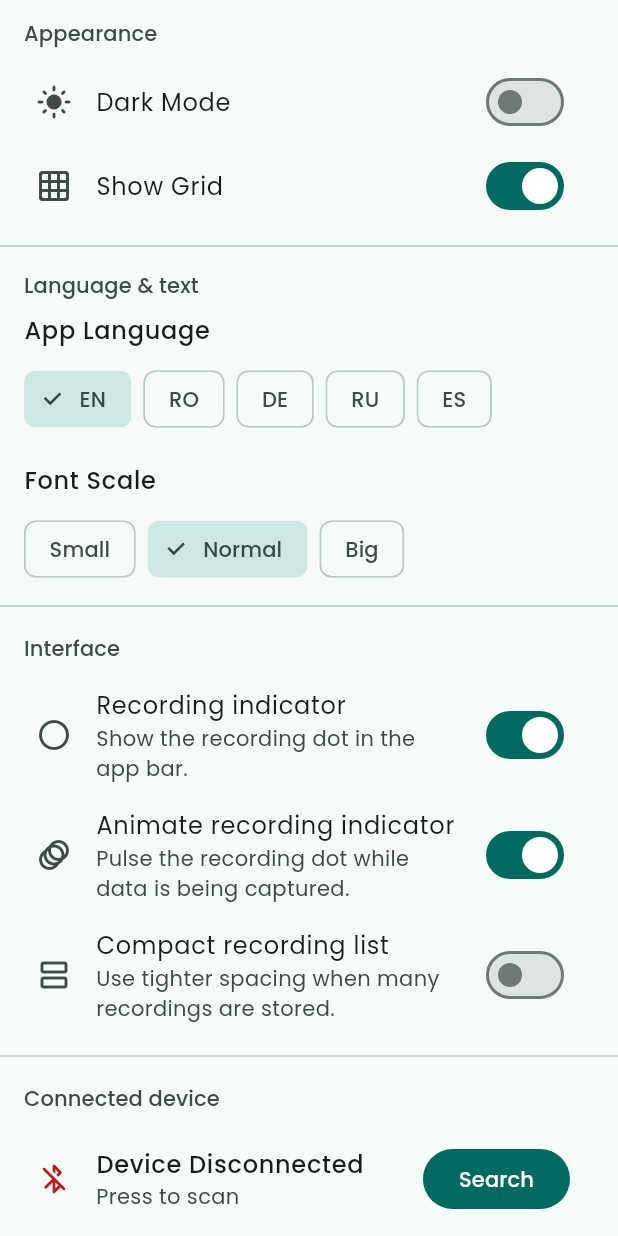
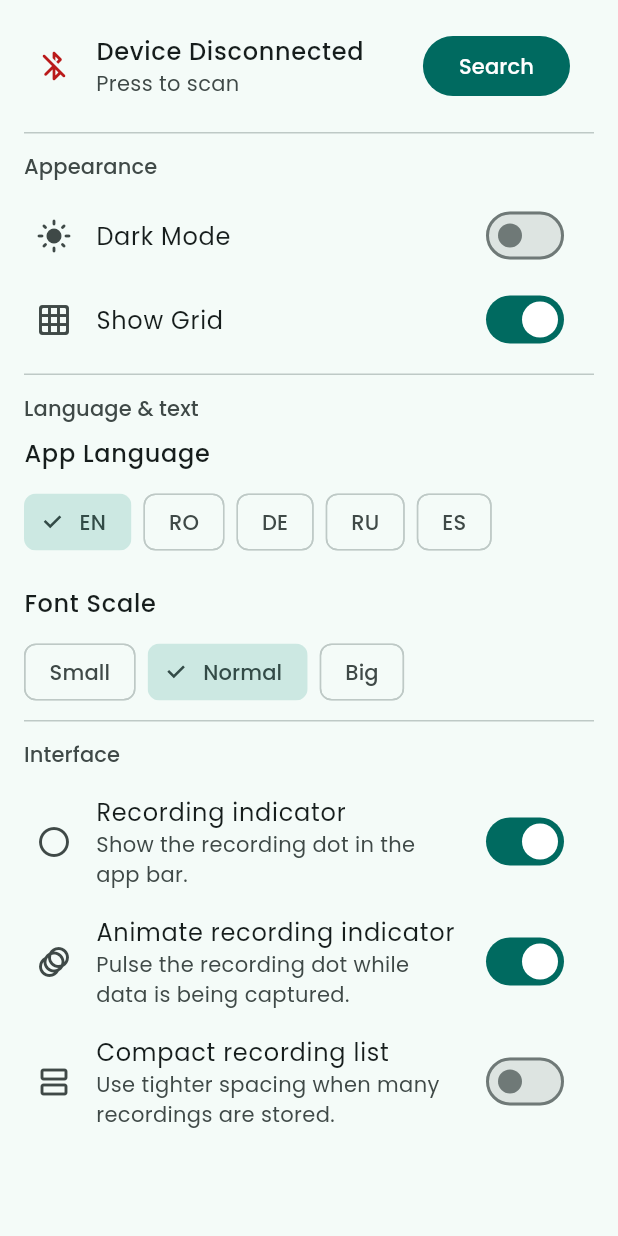
Before and after one commit to ValyMnDul/ApexCardio, a Flutter app: the Settings widget shown alone on an empty page, opened directly, after a tap on "EN", on a phone screen of 412 x 824 dp. Run offline on Flutter 3.47's test engine with Material 3 defaults, Android fonts, the phone set to English and light mode, and no system bars; our stand-ins replace flutter_blue_plus, pdf, permission_handler, printing, share_plus, shared_preferences and 1 more; missing offline and left inert: file_selector, flutter_foreground_task; accounts and stored records are empty; statements that could not run were skipped.

Commit message:
feat: simplify BLE provider settings and enhance UI for connected device status

```diff
--- a/mobile/lib/tabs/settings.dart
+++ b/mobile/lib/tabs/settings.dart
@@ -365,162 +365,6 @@ class _SettingsState extends State<Settings> {
           28,
         ),
         children: [
-          _SectionHeader(
-            label: languageProvider.translate(
-              "appearance_section",
-            ),
-          ),
-          _SettingsSwitchRow(
-            icon: themeProvider.darkmode
-                ? Icons.dark_mode_rounded
-                : Icons.light_mode_rounded,
-            label: languageProvider.translate(
-              "dark_mode",
-            ),
-            value:
-                themeProvider.darkmode,
-            onChanged:
-                themeProvider.setDarkMode,
-          ),
-          _SettingsSwitchRow(
-            icon: liveEcgProvider.showGrid
-                ? Icons.grid_on_rounded
-                : Icons.grid_off_rounded,
-            label: languageProvider.translate(
-              "show_grid_title",
-            ),
-            value:
-                liveEcgProvider.showGrid,
-            onChanged:
-                liveEcgProvider.toggleGrid,
-          ),
-          Divider(
-            height: 24,
-            color: scheme.outlineVariant,
-          ),
-          _SectionHeader(
-            label: languageProvider.translate(
-              "language_text_section",
-            ),
-          ),
-          _ChoiceSetting<String>(
-            title:
-                languageProvider.translate(
-              "language_title",
-            ),
-            values: const [
-              "EN",
-              "RO",
-              "DE",
-              "RU",
-              "ES",
-            ],
-            selected:
-                languageProvider.currentLang,
-            labelBuilder:
-                (value) => value,
-            onSelected:
-                languageProvider.setLanguage,
-          ),
-          const SizedBox(height: 18),
-          _ChoiceSetting<double>(
-            title:
-                languageProvider.translate(
-              "font_scale_title",
-            ),
-            values: const [
-              0.85,
-              1.0,
-              1.15,
-            ],
-            selected:
-                fontScaleProvider.fontScale,
-            labelBuilder: (value) {
-              if (value < 1) {
-                return languageProvider
-                    .translate(
-                  "font_scale_title_small",
-                );
-              }
-
-              if (value > 1) {
-                return languageProvider
-                    .translate(
-                  "font_scale_title_big",
-                );
-              }
-
-              return languageProvider
-                  .translate(
-                "font_scale_title_normal",
-              );
-            },
-            onSelected:
-                fontScaleProvider
-                    .setFontScale,
-          ),
-          Divider(
-            height: 28,
-            color: scheme.outlineVariant,
-          ),
-          _SectionHeader(
-            label: languageProvider.translate(
-              "ui_section",
-            ),
-          ),
-          _SettingsSwitchRow(
-            icon: Icons.circle_outlined,
-            label: languageProvider.translate(
-              "recording_indicator",
-            ),
-            subtitle:
-                languageProvider.translate(
-              "recording_indicator_desc",
-            ),
-            value:
-                uiPreferences.showRecordingIndicator,
-            onChanged:
-                uiPreferences
-                    .setShowRecordingIndicator,
-          ),
-          _SettingsSwitchRow(
-            icon: Icons.animation_rounded,
-            label: languageProvider.translate(
-              "recording_indicator_animation",
-            ),
-            subtitle:
-                languageProvider.translate(
-              "recording_indicator_animation_desc",
-            ),
-            value:
-                uiPreferences.animateRecordingIndicator,
-            onChanged:
-                uiPreferences
-                    .setAnimateRecordingIndicator,
-          ),
-          _SettingsSwitchRow(
-            icon: Icons.view_agenda_outlined,
-            label: languageProvider.translate(
-              "compact_recordings",
-            ),
-            subtitle:
-                languageProvider.translate(
-              "compact_recordings_desc",
-            ),
-            value:
-                uiPreferences.compactRecordingList,
-            onChanged:
-                uiPreferences.setCompactRecordingList,
-          ),
-          Divider(
-            height: 28,
-            color: scheme.outlineVariant,
-          ),
-          _SectionHeader(
-            label: languageProvider.translate(
-              "connected_device",
-            ),
-          ),
           Padding(
             padding:
                 const EdgeInsets.symmetric(
@@ -606,43 +450,190 @@ class _SettingsState extends State<Settings> {
               ),
             ),
           ),
-          const SizedBox(height: 4),
+          _InsetDivider(
+            color:
+                scheme.outlineVariant,
+          ),
           _SectionHeader(
             label: languageProvider.translate(
-              "device_behavior",
+              "appearance_section",
             ),
           ),
           _SettingsSwitchRow(
-            icon: Icons.sync_rounded,
+            icon: themeProvider.darkmode
+                ? Icons.dark_mode_rounded
+                : Icons.light_mode_rounded,
             label: languageProvider.translate(
-              "auto_reconnect",
+              "dark_mode",
+            ),
+            value:
+                themeProvider.darkmode,
+            onChanged:
+                themeProvider.setDarkMode,
+          ),
+          _SettingsSwitchRow(
+            icon: liveEcgProvider.showGrid
+                ? Icons.grid_on_rounded
+                : Icons.grid_off_rounded,
+            label: languageProvider.translate(
+              "show_grid_title",
+            ),
+            value:
+                liveEcgProvider.showGrid,
+            onChanged:
+                liveEcgProvider.toggleGrid,
+          ),
+          _InsetDivider(
+            color:
+                scheme.outlineVariant,
+          ),
+          _SectionHeader(
+            label: languageProvider.translate(
+              "language_text_section",
+            ),
+          ),
+          _ChoiceSetting<String>(
+            title:
+                languageProvider.translate(
+              "language_title",
+            ),
+            values: const [
+              "EN",
+              "RO",
+              "DE",
+              "RU",
+              "ES",
+            ],
+            selected:
+                languageProvider.currentLang,
+            labelBuilder:
+                (value) => value,
+            onSelected:
+                languageProvider.setLanguage,
+          ),
+          const SizedBox(height: 18),
+          _ChoiceSetting<double>(
+            title:
+                languageProvider.translate(
+              "font_scale_title",
+            ),
+            values: const [
+              0.85,
+              1.0,
+              1.15,
+            ],
+            selected:
+                fontScaleProvider.fontScale,
+            labelBuilder: (value) {
+              if (value < 1) {
+                return languageProvider
+                    .translate(
+                  "font_scale_title_small",
+                );
+              }
+
+              if (value > 1) {
+                return languageProvider
+                    .translate(
+                  "font_scale_title_big",
+                );
+              }
+
+              return languageProvider
+                  .translate(
+                "font_scale_title_normal",
+              );
+            },
+            onSelected:
+                fontScaleProvider
+                    .setFontScale,
+          ),
+          _InsetDivider(
+            color:
+                scheme.outlineVariant,
+          ),
+          _SectionHeader(
+            label: languageProvider.translate(
+              "ui_section",
+            ),
+          ),
+          _SettingsSwitchRow(
+            icon: Icons.circle_outlined,
+            label: languageProvider.translate(
+              "recording_indicator",
             ),
             subtitle:
                 languageProvider.translate(
-              "auto_reconnect_desc",
+              "recording_indicator_desc",
             ),
             value:
-                bleProvider.autoReconnectEnabled,
+                uiPreferences
+                    .showRecordingIndicator,
             onChanged:
-                bleProvider
-                    .setAutoReconnectEnabled,
+                uiPreferences
+                    .setShowRecordingIndicator,
           ),
           _SettingsSwitchRow(
-            icon: Icons.filter_alt_outlined,
+            icon: Icons.animation_rounded,
             label: languageProvider.translate(
-              "apex_only",
+              "recording_indicator_animation",
             ),
             subtitle:
                 languageProvider.translate(
-              "apex_only_desc",
+              "recording_indicator_animation_desc",
             ),
             value:
-                bleProvider.showOnlyApexDevices,
+                uiPreferences
+                    .animateRecordingIndicator,
             onChanged:
-                bleProvider
-                    .setShowOnlyApexDevices,
+                uiPreferences
+                        .showRecordingIndicator
+                    ? uiPreferences
+                        .setAnimateRecordingIndicator
+                    : (_) {},
+          ),
+          _SettingsSwitchRow(
+            icon:
+                Icons.view_agenda_outlined,
+            label: languageProvider.translate(
+              "compact_recordings",
+            ),
+            subtitle:
+                languageProvider.translate(
+              "compact_recordings_desc",
+            ),
+            value:
+                uiPreferences
+                    .compactRecordingList,
+            onChanged:
+                uiPreferences
+                    .setCompactRecordingList,
           ),
         ],
+      ),
+    );
+  }
+}
+
+class _InsetDivider extends StatelessWidget {
+  final Color color;
+
+  const _InsetDivider({
+    required this.color,
+  });
+
+  @override
+  Widget build(BuildContext context) {
+    return Padding(
+      padding:
+          const EdgeInsets.symmetric(
+        horizontal: 16,
+        vertical: 8,
+      ),
+      child: Divider(
+        height: 1,
+        thickness: 1,
+        color: color,
       ),
     );
   }
```
Also changed, not shown: mobile/lib/providers/ble.dart (+19 -204 lines).
